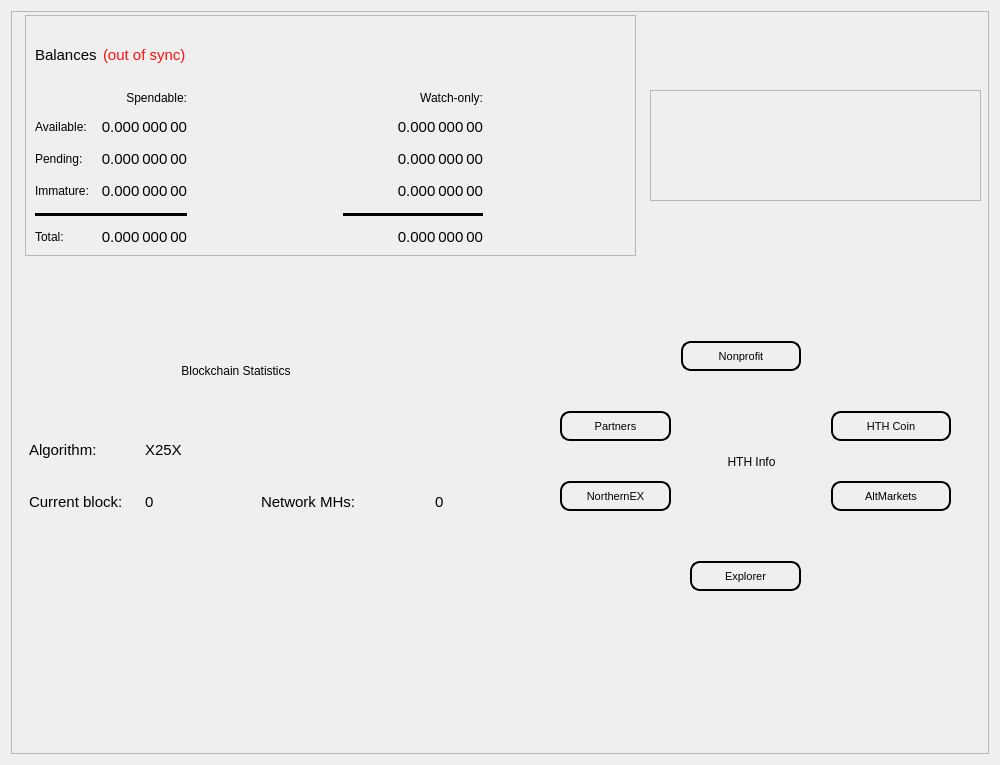
Before: the Qt Designer form src/qt/forms/overviewpage.ui in HTHcoin/helpthehomelesscoin, drawn with Qt 5.
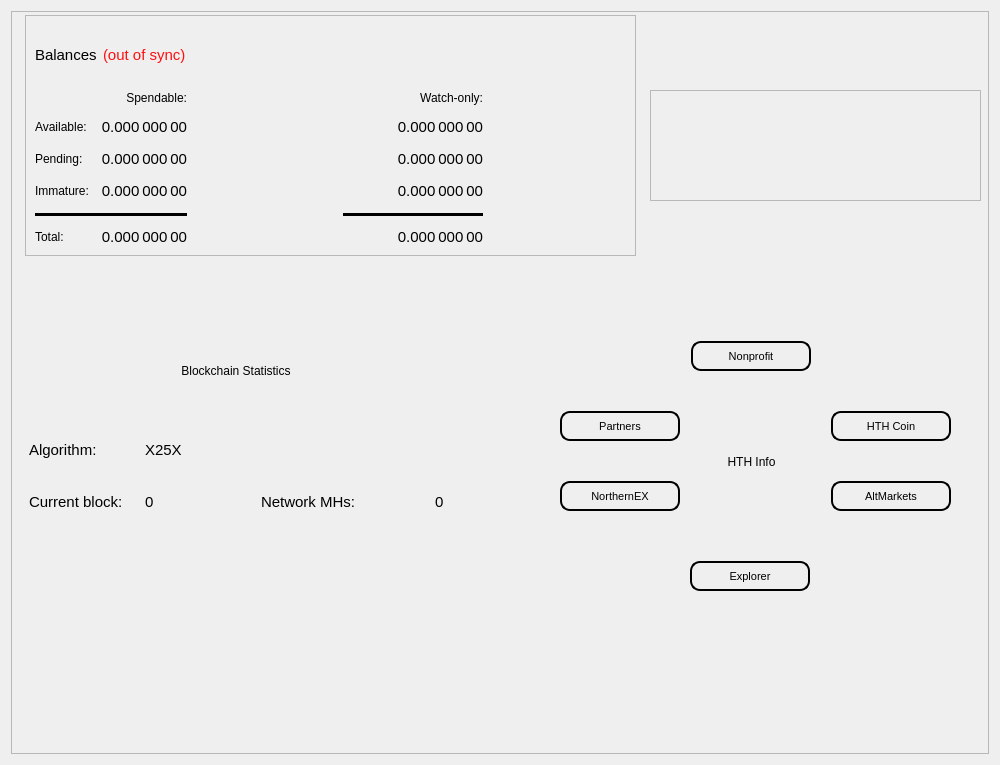
After: the same form once the commit is applied.

Diff of the .ui file:
```diff
--- a/src/qt/forms/overviewpage.ui
+++ b/src/qt/forms/overviewpage.ui
@@ -301,7 +301,7 @@
        <rect>
         <x>549</x>
         <y>400</y>
-        <width>111</width>
+        <width>120</width>
         <height>30</height>
        </rect>
       </property>
@@ -375,7 +375,7 @@
      <widget class="QPushButton" name="pushButton_Website">
       <property name="geometry">
        <rect>
-        <x>670</x>
+        <x>680</x>
         <y>330</y>
         <width>120</width>
         <height>30</height>
@@ -412,7 +412,7 @@
        <rect>
         <x>679</x>
         <y>550</y>
-        <width>111</width>
+        <width>120</width>
         <height>30</height>
        </rect>
       </property>
@@ -482,7 +482,7 @@
        <rect>
         <x>549</x>
         <y>470</y>
-        <width>111</width>
+        <width>120</width>
         <height>30</height>
        </rect>
       </property>
```
